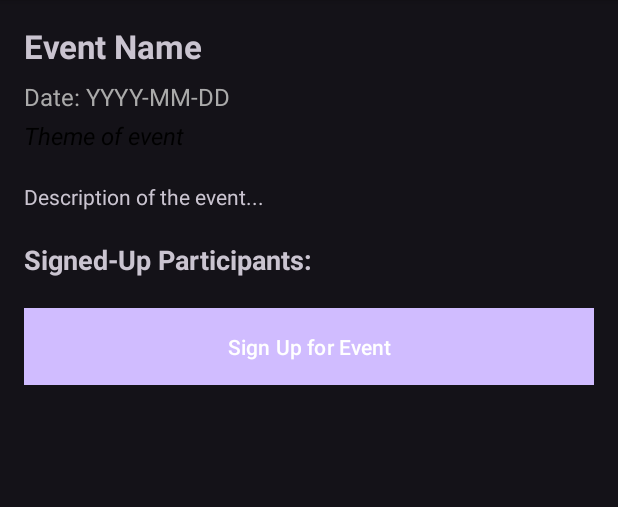
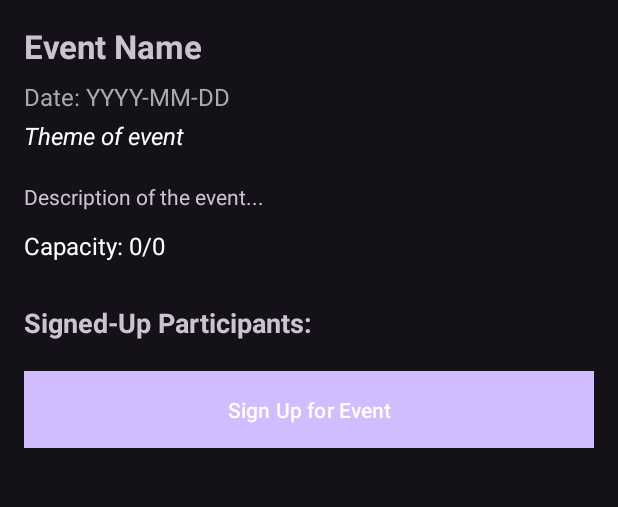
Before and after one commit to gyarab/2024-4e-brnak-SocioMAP, an Android app: the MarkerInfoActivity screen opened directly, with no data from a screen before it, on a phone screen of 412 x 824 dp, the part 96-603 px from its top. Run offline under Robolectric (Android 15) with nearby library versions, the phone set to English and light mode, and no system bars; our stand-ins replace Firebase (no records; nobody signed in at launch, a user with empty details on screens opened directly); 1 statement that could not run was skipped.

Commit message:
Capacity of attendees fully functioning

```diff
--- a/app/src/main/res/layout/activity_marker_info.xml
+++ b/app/src/main/res/layout/activity_marker_info.xml
@@ -37,7 +37,7 @@
             android:text="Theme of event"
             android:textSize="16sp"
             android:textStyle="italic"
-            android:textColor="@android:color/black"
+            android:textColor="@android:color/white"
             android:paddingBottom="8dp"
             android:layout_marginBottom="12dp" />
 
@@ -49,6 +49,17 @@
             android:text="Description of the event..."
             android:textSize="14sp"
             android:layout_marginBottom="12dp" />
+
+        <!-- Max Capacity Display -->
+        <TextView
+            android:id="@+id/event_capacity"
+            android:layout_width="match_parent"
+            android:layout_height="wrap_content"
+            android:text="Capacity: 0/0"
+            android:textSize="16sp"
+            android:textColor="@android:color/white"
+            android:layout_marginBottom="12dp"
+            android:paddingBottom="8dp" />
 
         <!-- List of Signed-Up Users -->
         <TextView
```
Also changed, not shown: app/src/main/java/com/example/sociomap2/AddMarkerActivity.java (+25 -7 lines), app/src/main/java/com/example/sociomap2/MarkerInfoActivity.java (+54 -16 lines), app/src/main/res/layout/activity_add_marker.xml (+11 -0 lines).
